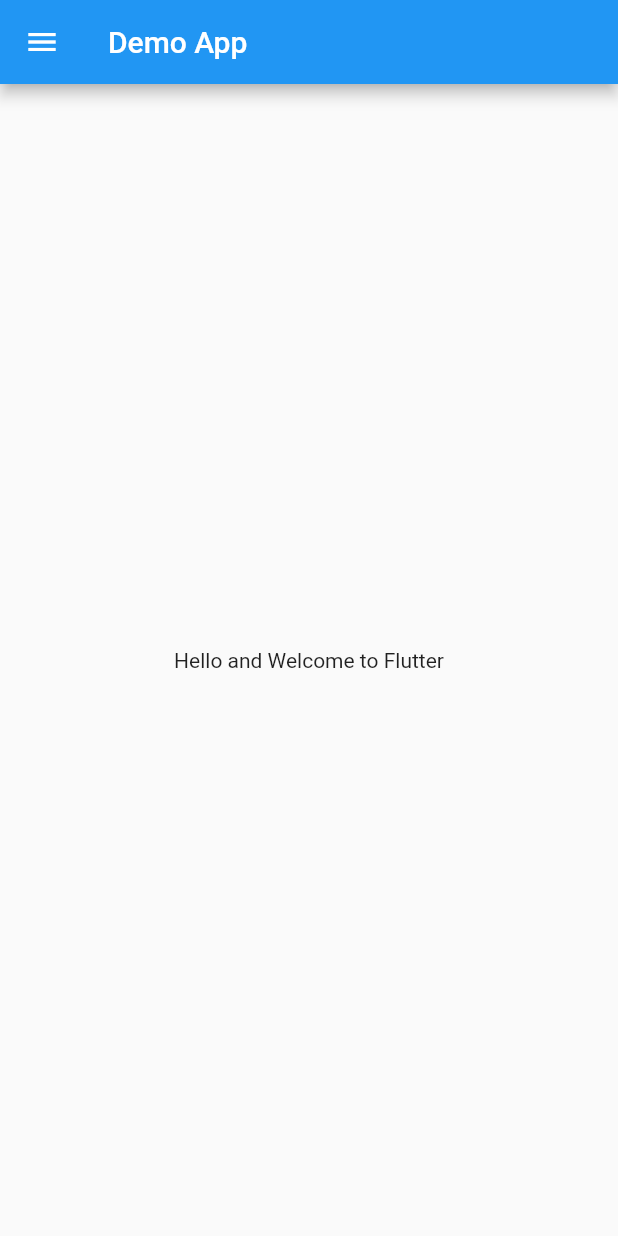
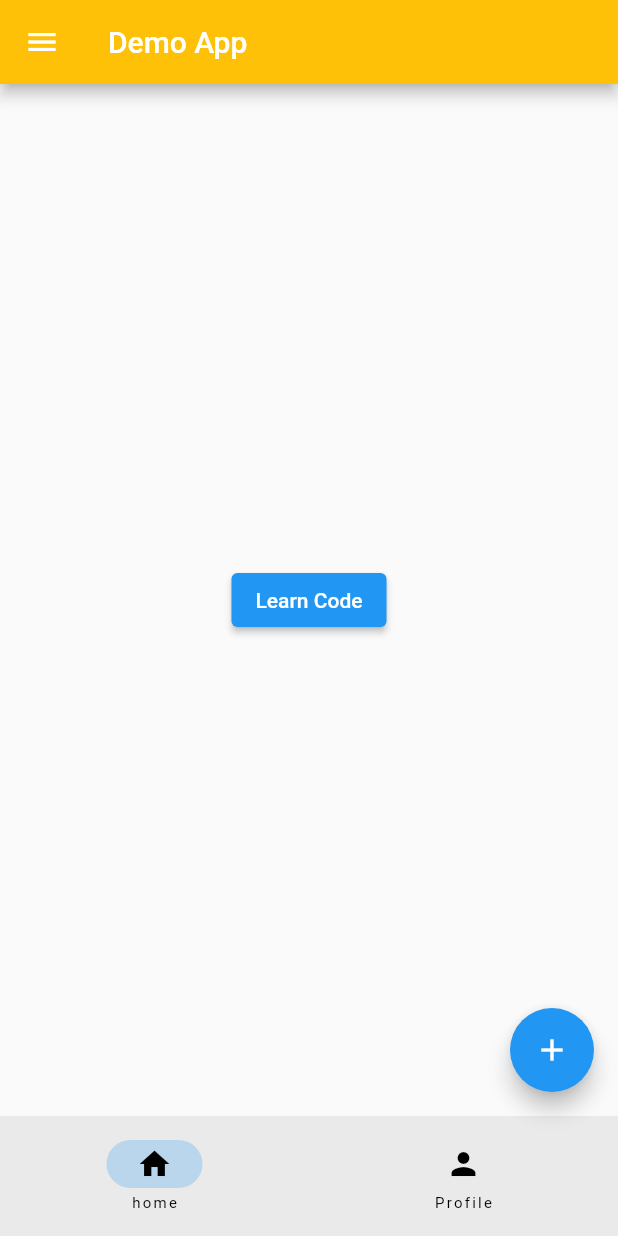
Before and after one commit to abidwali/demo_app, a Flutter app: the screen it shows after launch, on a phone screen of 412 x 824 dp. Run offline on Flutter 3.47's test engine with Material 2 defaults, Android fonts, the phone set to English and light mode, and no system bars.

Commit message:
Demo App Completed

```diff
--- a/lib/home_page.dart
+++ /dev/null
@@ -1,17 +0,0 @@
-import 'package:flutter/material.dart';
-
-class HomePage extends StatelessWidget {
-  const HomePage({Key? key}) : super(key: key);
-  @override
-  Widget build(BuildContext context) {
-    return Scaffold(
-      appBar: AppBar(
-        title: const Text("Demo App"),
-      ),
-      drawer: const Drawer(),
-      body: const Center(
-        child: Text("Hello and Welcome to Flutter"),
-      ),
-    );
-  }
-}
--- a/lib/main.dart
+++ b/lib/main.dart
@@ -1,4 +1,5 @@
-import 'package:demo_app/home_page.dart';
+import 'package:demo_app/pages/home_page.dart';
+import 'package:demo_app/pages/profile_page.dart';
 import 'package:flutter/material.dart';
 
 void main() {
@@ -10,7 +11,57 @@ class MyApp extends StatelessWidget {
   @override
   Widget build(BuildContext context) {
     return const MaterialApp(
-      home: HomePage(),
+      debugShowCheckedModeBanner: false,
+      home: RootPage(),
     );
   }
 }
+
+class RootPage extends StatefulWidget {
+  const RootPage({Key? key}) : super(key: key);
+
+  @override
+  State<RootPage> createState() => _RootPageState();
+}
+
+class _RootPageState extends State<RootPage> {
+  int currentPage = 0;
+  List<Widget> pages = const [
+    HomePage(),
+    ProfilePage(),
+  ];
+  @override
+  Widget build(BuildContext context) {
+    return Scaffold(
+      appBar: AppBar(
+        title: const Text(
+          "Demo App",
+          style: TextStyle(
+            decorationColor: Colors.green,
+          ),
+        ),
+        backgroundColor: Colors.amber,
+      ),
+      drawer: const Drawer(),
+      body: pages[currentPage],
+      floatingActionButton: FloatingActionButton(
+        onPressed: () {
+          debugPrint("Floating Action Button Pressed");
+        },
+        child: const Icon(Icons.add),
+      ),
+      bottomNavigationBar: NavigationBar(
+        destinations: const [
+          NavigationDestination(icon: Icon(Icons.home), label: "home"),
+          NavigationDestination(icon: Icon(Icons.person), label: "Profile"),
+        ],
+        onDestinationSelected: (int index) {
+          setState(() {
+            currentPage = index;
+          });
+        },
+        selectedIndex: currentPage,
+      ),
+    );
+  }
+}
--- /dev/null
+++ b/lib/pages/home_page.dart
@@ -0,0 +1,24 @@
+import 'package:demo_app/pages/learn_code.dart';
+import 'package:flutter/material.dart';
+
+class HomePage extends StatelessWidget {
+  const HomePage({Key? key}) : super(key: key);
+
+  @override
+  Widget build(BuildContext context) {
+    return Center(
+      child: ElevatedButton(
+        onPressed: () {
+          Navigator.of(context).push(
+            MaterialPageRoute(
+              builder: (BuildContext context) {
+                return const LearnCode();
+              },
+            ),
+          );
+        },
+        child: const Text("Learn Code"),
+      ),
+    );
+  }
+}
--- a/pubspec.yaml
+++ b/pubspec.yaml
@@ -58,8 +58,8 @@ flutter:
   uses-material-design: true
 
   # To add assets to your application, add an assets section, like this:
-  # assets:
-  #   - images/a_dot_burr.jpeg
+  assets:
+    - images/
   #   - images/a_dot_ham.jpeg
 
   # An image asset can refer to one or more resolution-specific "variants", see
```
Also changed, not shown: lib/pages/learn_code.dart (added, +129 -0 lines), lib/pages/profile_page.dart (added, +19 -0 lines), 1 other file.
